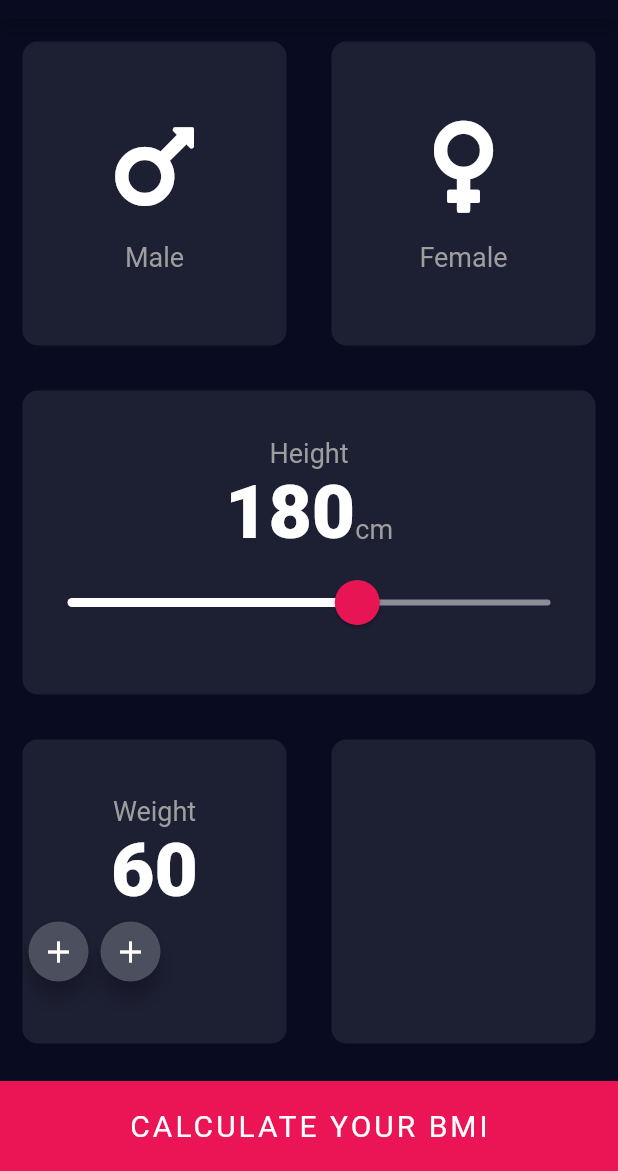
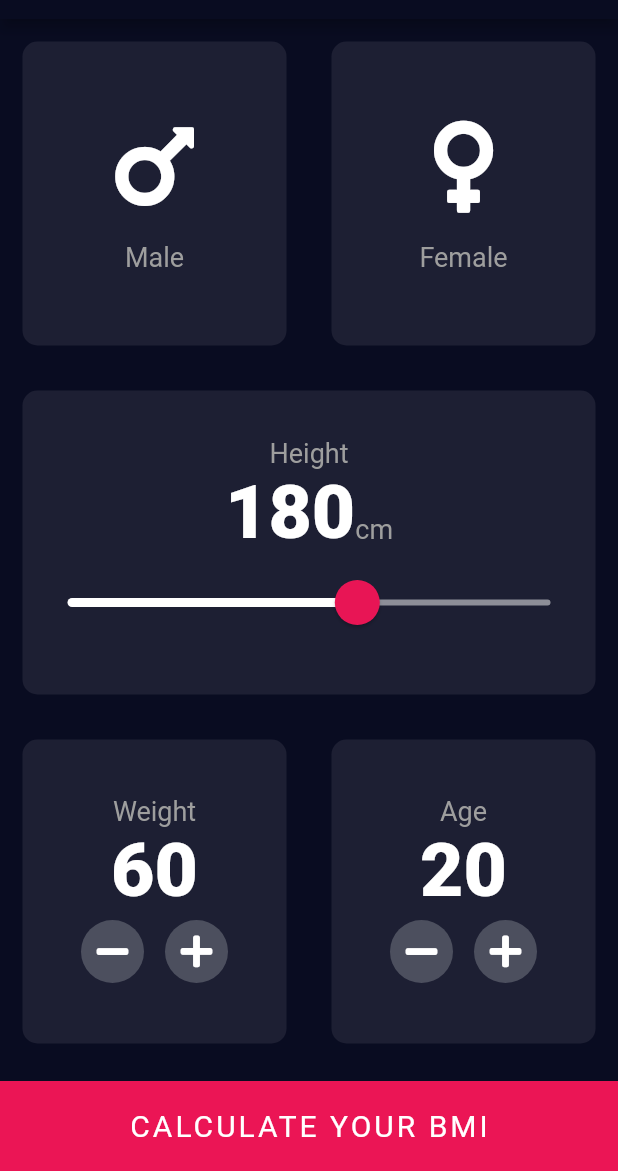
Before and after one commit to MominKhattar/BMI_Calculator, a Flutter app: the screen it shows after launch, on a phone screen of 412 x 824 dp, the part 65-1236 px from its top. Run offline on Flutter 3.47's test engine with Material 2 defaults, Android fonts, the phone set to English and light mode, and no system bars; our stand-ins replace font_awesome_flutter.

Commit message:
First page ui completed

```diff
--- a/lib/screens/InputPage.dart
+++ b/lib/screens/InputPage.dart
@@ -5,7 +5,6 @@ import 'package:flutter/material.dart';
 import 'package:font_awesome_flutter/font_awesome_flutter.dart';
 
 enum Gender { male, female }
-
 
 class InputPage extends StatefulWidget {
   @override
@@ -16,6 +15,7 @@ class _InputPageState extends State<InputPage> {
   Gender? selectedGender;
   int height = 180;
   int weight = 60;
+  int age = 20;
 
   @override
   Widget build(BuildContext context) {
@@ -96,6 +96,7 @@ class _InputPageState extends State<InputPage> {
                         thumbColor: Color(0xFFE81555),
                         thumbShape:
                             RoundSliderThumbShape(enabledThumbRadius: 15),
+                        overlayColor: Color(0x29E81555),
                         overlayShape:
                             RoundSliderOverlayShape(overlayRadius: 30),
                       ),
@@ -133,28 +134,31 @@ class _InputPageState extends State<InputPage> {
                             style: kNumberTestStyle,
                           ),
                           Row(
+                            mainAxisAlignment: MainAxisAlignment.center,
                             children: [
-                              FloatingActionButton(
-                                mini: true,
-                                onPressed: null,
-                                backgroundColor: Color(0xFF4C4F5E),
-                                child: Icon(
-                                  Icons.add,
-                                  color: Colors.white,
+                              RoundIconButton(
+                                childWidget: Icon(
+                                  FontAwesomeIcons.minus,
                                 ),
+                                onPressed: () {
+                                  setState(() {
+                                    weight--;
+                                  });
+                                },
                               ),
-                              FloatingActionButton(
-                                mini: true,
-                                onPressed: null,
-                                backgroundColor: Color(0xFF4C4F5E),
-                                child: Icon(
-                                  Icons.add,
-                                  color: Colors.white,
-                                ),
-                              )
+                              SizedBox(
+                                width: 8,
+                              ),
+                              RoundIconButton(
+                                onPressed: () {
+                                  setState(() {
+                                    weight++;
+                                  });
+                                },
+                                childWidget: Icon(FontAwesomeIcons.plus),
+                              ),
                             ],
                           )
-
                         ],
                       ),
                     ),
@@ -162,6 +166,46 @@ class _InputPageState extends State<InputPage> {
                   Expanded(
                     child: ReuseableCard(
                       colour: kInactiveCardColor,
+
+                      childCard: Column(
+                        mainAxisAlignment: MainAxisAlignment.center,
+                        children: [
+                          Text(
+                            "Age",
+                            style: kLabelTextStyle,
+                          ),
+                          Text(
+                            age.toString(),
+                            style: kNumberTestStyle,
+                          ),
+                          Row(
+                            mainAxisAlignment: MainAxisAlignment.center,
+                            children: [
+                              RoundIconButton(
+                                childWidget: Icon(
+                                  FontAwesomeIcons.minus,
+                                ),
+                                onPressed: () {
+                                  setState(() {
+                                    age--;
+                                  });
+                                },
+                              ),
+                              SizedBox(
+                                width: 8,
+                              ),
+                              RoundIconButton(
+                                onPressed: () {
+                                  setState(() {
+                                    age++;
+                                  });
+                                },
+                                childWidget: Icon(FontAwesomeIcons.plus),
+                              ),
+                            ],
+                          )
+                        ],
+                      ),
                     ),
                   ),
                 ],
@@ -183,3 +227,25 @@ class _InputPageState extends State<InputPage> {
         ));
   }
 }
+
+class RoundIconButton extends StatelessWidget {
+  final Widget childWidget;
+  final VoidCallback onPressed;
+
+  RoundIconButton({required this.childWidget, required this.onPressed});
+
+  @override
+  Widget build(BuildContext context) {
+    return RawMaterialButton(
+      elevation: 0,
+      onPressed: onPressed,
+      constraints: BoxConstraints.tightFor(
+        width: 42,
+        height: 42,
+      ),
+      shape: CircleBorder(),
+      fillColor: Color(0xFF4C4F5E),
+      child: childWidget,
+    );
+  }
+}
```
